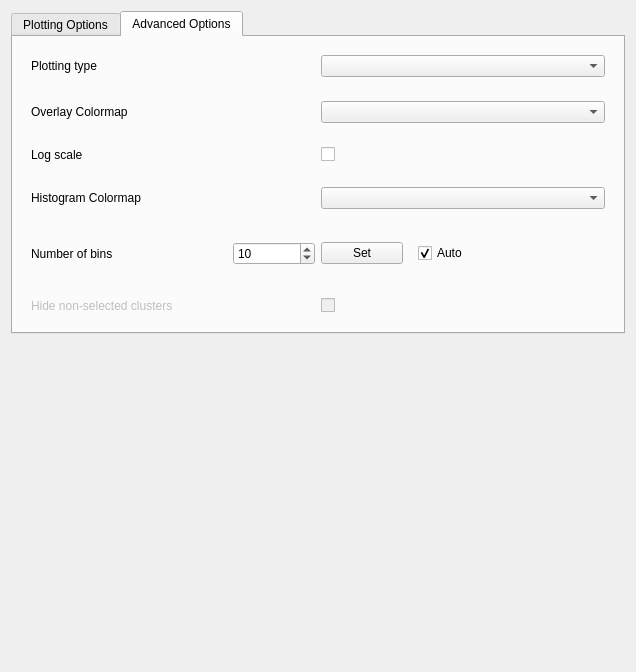
BiAPoL/napari-clusters-plotter, file src/napari_clusters_plotter/plotter_inputs.ui: the form before one commit.
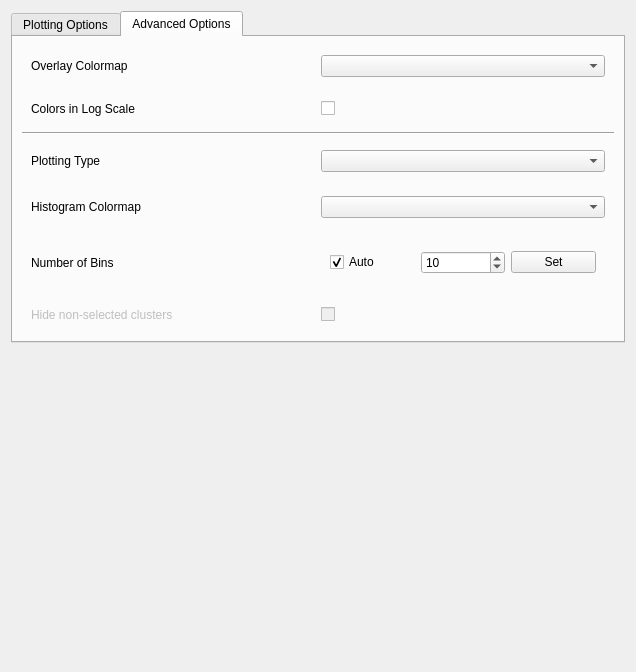
The form after the commit. The open tabs and pages were chosen to show the change.

Commit message: Re-order widgets in Advanced tab and add tooltips

What changed in the file:
```diff
--- a/src/napari_clusters_plotter/plotter_inputs.ui
+++ b/src/napari_clusters_plotter/plotter_inputs.ui
@@ -93,7 +93,7 @@
              <bool>true</bool>
             </property>
             <property name="text">
-             <string>Log scale</string>
+             <string>Colors in Log Scale</string>
             </property>
            </widget>
           </item>
@@ -107,6 +107,29 @@
          </layout>
         </widget>
        </item>
+       <item row="5" column="0" colspan="4">
+        <widget class="QWidget" name="plotting_type_container" native="true">
+         <layout class="QGridLayout" name="gridLayout">
+          <item row="0" column="1">
+           <widget class="QComboBox" name="plot_type_box">
+            <property name="enabled">
+             <bool>true</bool>
+            </property>
+            <property name="toolTip">
+             <string/>
+            </property>
+           </widget>
+          </item>
+          <item row="0" column="0">
+           <widget class="QLabel" name="label_4">
+            <property name="text">
+             <string>Plotting Type</string>
+            </property>
+           </widget>
+          </item>
+         </layout>
+        </widget>
+       </item>
        <item row="2" column="0" colspan="4">
         <widget class="QWidget" name="overlay_cmap_container" native="true">
          <layout class="QGridLayout" name="gridLayout_6">
@@ -123,54 +146,38 @@
          </layout>
         </widget>
        </item>
-       <item row="6" column="0" colspan="4">
-        <widget class="QWidget" name="additional_options_container" native="true">
-         <property name="enabled">
-          <bool>false</bool>
-         </property>
-         <layout class="QGridLayout" name="gridLayout_5">
-          <item row="1" column="0">
-           <widget class="QLabel" name="label_7">
-            <property name="text">
-             <string>Hide non-selected clusters</string>
-            </property>
-           </widget>
-          </item>
-          <item row="1" column="1">
-           <widget class="QCheckBox" name="non_selected_checkbutton">
-            <property name="text">
-             <string/>
-            </property>
-           </widget>
-          </item>
-         </layout>
-        </widget>
-       </item>
-       <item row="5" column="0" colspan="4">
+       <item row="7" column="0" colspan="4">
         <widget class="QWidget" name="bins_settings_container" native="true">
          <property name="enabled">
           <bool>true</bool>
          </property>
-         <layout class="QGridLayout" name="gridLayout_4">
-          <item row="1" column="2">
-           <widget class="QCheckBox" name="auto_bins_checkbox">
-            <property name="enabled">
-             <bool>true</bool>
-            </property>
+         <layout class="QHBoxLayout" name="horizontalLayout_3">
+          <item>
+           <widget class="QLabel" name="label_6">
             <property name="text">
-             <string>Auto</string>
-            </property>
-            <property name="checked">
-             <bool>true</bool>
+             <string>Number of Bins</string>
             </property>
            </widget>
           </item>
-          <item row="1" column="1">
+          <item>
            <widget class="QWidget" name="manual_bins_container" native="true">
             <property name="enabled">
              <bool>true</bool>
             </property>
             <layout class="QHBoxLayout" name="horizontalLayout">
+             <item>
+              <widget class="QCheckBox" name="auto_bins_checkbox">
+               <property name="enabled">
+                <bool>true</bool>
+               </property>
+               <property name="text">
+                <string>Auto</string>
+               </property>
+               <property name="checked">
+                <bool>true</bool>
+               </property>
+              </widget>
+             </item>
              <item>
               <widget class="QSpinBox" name="n_bins_box">
                <property name="enabled">
@@ -200,37 +207,10 @@
             </layout>
            </widget>
           </item>
-          <item row="1" column="0">
-           <widget class="QLabel" name="label_6">
-            <property name="text">
-             <string>Number of bins</string>
-            </property>
-           </widget>
-          </item>
          </layout>
         </widget>
        </item>
-       <item row="1" column="0" colspan="4">
-        <widget class="QWidget" name="plotting_type_container" native="true">
-         <layout class="QGridLayout" name="gridLayout">
-          <item row="0" column="1">
-           <widget class="QComboBox" name="plot_type_box">
-            <property name="enabled">
-             <bool>true</bool>
-            </property>
-           </widget>
-          </item>
-          <item row="0" column="0">
-           <widget class="QLabel" name="label_4">
-            <property name="text">
-             <string>Plotting type</string>
-            </property>
-           </widget>
-          </item>
-         </layout>
-        </widget>
-       </item>
-       <item row="4" column="0" colspan="4">
+       <item row="6" column="0" colspan="4">
         <widget class="QWidget" name="cmap_container" native="true">
          <layout class="QGridLayout" name="gridLayout_7">
           <item row="0" column="0">
@@ -246,6 +226,36 @@
          </layout>
         </widget>
        </item>
+       <item row="8" column="0" colspan="4">
+        <widget class="QWidget" name="additional_options_container" native="true">
+         <property name="enabled">
+          <bool>false</bool>
+         </property>
+         <layout class="QGridLayout" name="gridLayout_5">
+          <item row="1" column="0">
+           <widget class="QLabel" name="label_7">
+            <property name="text">
+             <string>Hide non-selected clusters</string>
+            </property>
+           </widget>
+          </item>
+          <item row="1" column="1">
+           <widget class="QCheckBox" name="non_selected_checkbutton">
+            <property name="text">
+             <string/>
+            </property>
+           </widget>
+          </item>
+         </layout>
+        </widget>
+       </item>
+       <item row="4" column="0" colspan="4">
+        <widget class="Line" name="line">
+         <property name="orientation">
+          <enum>Qt::Horizontal</enum>
+         </property>
+        </widget>
+       </item>
       </layout>
      </widget>
     </widget>
```
Left out of the diff: 23 changed lines with no effect on the pictures.
